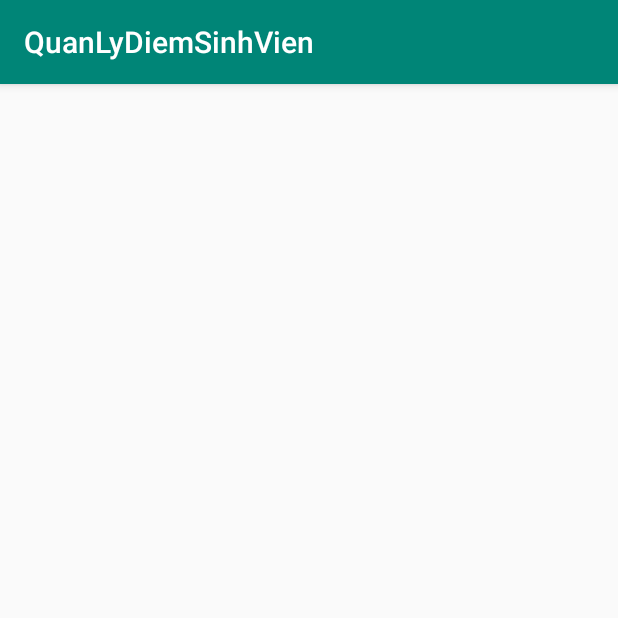
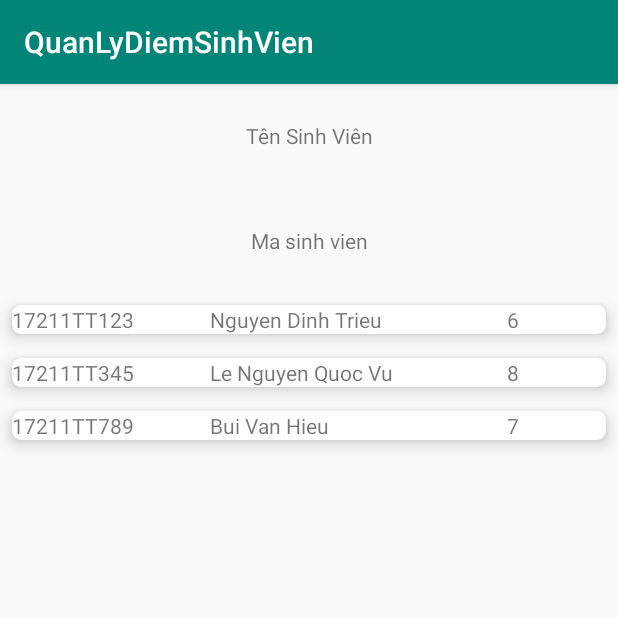
Before and after one commit to lenguyenquocvu/Project_LTDD2_T.Cuong, an Android app: the screen it shows after launch (MainActivity before the commit, DSSinhVienActivity after it), on a phone screen of 412 x 824 dp, the top half of it. Run offline under Robolectric (Android 15) with nearby library versions, the phone set to English and light mode, and no system bars.

Commit message:
danhsachlop va danhsachsinhvien

```diff
--- a/app/build.gradle
+++ b/app/build.gradle
@@ -30,4 +30,6 @@ dependencies {
     testImplementation 'junit:junit:4.12'
     androidTestImplementation 'androidx.test:runner:1.2.0'
     androidTestImplementation 'androidx.test.espresso:espresso-core:3.2.0'
+    implementation 'androidx.recyclerview:recyclerview:1.1.0'
+    implementation 'androidx.cardview:cardview:1.0.0'
 }
--- a/app/src/main/AndroidManifest.xml
+++ b/app/src/main/AndroidManifest.xml
@@ -12,7 +12,7 @@
         android:roundIcon="@mipmap/ic_launcher_round"
         android:supportsRtl="true"
         android:theme="@style/AppTheme">
-        <activity android:name=".MainActivity">
+        <activity android:name=".DSSinhVienActivity">
             <intent-filter>
                 <action android:name="android.intent.action.MAIN" />
 
--- /dev/null
+++ b/app/src/main/java/com/example/quanlydiemsinhvien/DSSinhVienActivity.java
@@ -0,0 +1,48 @@
+package com.example.quanlydiemsinhvien;
+
+import android.os.Bundle;
+import android.widget.EditText;
+import android.widget.TextView;
+
+import androidx.appcompat.app.AppCompatActivity;
+import androidx.recyclerview.widget.LinearLayoutManager;
+import androidx.recyclerview.widget.RecyclerView;
+
+import com.example.quanlydiemsinhvien.adapters.DSLopAdapter;
+import com.example.quanlydiemsinhvien.adapters.DSSinhVienAdapter;
+import com.example.quanlydiemsinhvien.data_models.DanhSachSinhVien;
+
+import java.util.ArrayList;
+
+public class DSSinhVienActivity extends AppCompatActivity {
+    RecyclerView recycler_dssinhvien;
+    private ArrayList<DanhSachSinhVien> danhsachsinhvien;
+    private RecyclerView.LayoutManager layoutManager;
+    TextView txtMaSV;
+    TextView txtTenSV;
+    TextView txtDiem;
+    @Override
+    protected void onCreate(Bundle savedInstanceState) {
+        super.onCreate(savedInstanceState);
+        setContentView(R.layout.danhsachsinhvien_layout);
+
+        recycler_dssinhvien = (RecyclerView) findViewById(R.id.recycler_dssinhvien);
+        txtMaSV = findViewById(R.id.txtMaSV);
+        txtTenSV = findViewById(R.id.txtTenSV);
+        txtDiem = findViewById(R.id.txtDiemSV);
+
+        layoutManager = new LinearLayoutManager(this);
+        recycler_dssinhvien.setLayoutManager(layoutManager);
+
+        danhsachsinhvien = new ArrayList<DanhSachSinhVien>();
+        danhsachsinhvien.add(new DanhSachSinhVien("17211TT123", "Nguyen Dinh Trieu", 6));
+        danhsachsinhvien.add(new DanhSachSinhVien("17211TT345","Le Nguyen Quoc Vu", 8));
+        danhsachsinhvien.add(new DanhSachSinhVien("17211TT789","Bui Van Hieu", 7));
+
+        DSSinhVienAdapter dssvAdapter = new DSSinhVienAdapter(danhsachsinhvien, this);
+        recycler_dssinhvien.setAdapter(dssvAdapter);
+
+        LinearLayoutManager linearLayoutManager = new LinearLayoutManager(this,RecyclerView.VERTICAL,false);
+        recycler_dssinhvien.setLayoutManager(linearLayoutManager);
+    }
+}
--- /dev/null
+++ b/app/src/main/java/com/example/quanlydiemsinhvien/adapters/DSSinhVienAdapter.java
@@ -0,0 +1,59 @@
+package com.example.quanlydiemsinhvien.adapters;
+
+import android.content.Context;
+import android.view.LayoutInflater;
+import android.view.View;
+import android.view.ViewGroup;
+import android.widget.EditText;
+import android.widget.TextView;
+
+import androidx.annotation.NonNull;
+import androidx.recyclerview.widget.RecyclerView;
+
+import com.example.quanlydiemsinhvien.R;
+import com.example.quanlydiemsinhvien.data_models.DanhSachSinhVien;
+
+import java.util.ArrayList;
+
+public class DSSinhVienAdapter extends RecyclerView.Adapter<DSSinhVienAdapter.ViewHolder> {
+    private ArrayList<DanhSachSinhVien> danhsachsinhvien;
+    private Context context;
+
+    public DSSinhVienAdapter(ArrayList<DanhSachSinhVien> danhsachsinhvien, Context context) {
+        this.danhsachsinhvien = danhsachsinhvien;
+        this.context = context;
+    }
+
+    @NonNull
+    @Override
+    public ViewHolder onCreateViewHolder(@NonNull ViewGroup parent, int viewType) {
+        View itemView = LayoutInflater.from(context).inflate(R.layout.item_dssv_layout,parent,false);
+        return new ViewHolder(itemView);
+    }
+
+    @Override
+    public void onBindViewHolder(@NonNull ViewHolder holder, int position) {
+        DanhSachSinhVien aCard = danhsachsinhvien.get(position);
+        holder.mTxtMaSV.setText(aCard.getMaSV());
+        holder.mTxtTenSV.setText(aCard.getTenSV());
+        holder.mTxtDiemSV.setText(aCard.getDiem()+"");
+    }
+
+    @Override
+    public int getItemCount() {
+        return danhsachsinhvien.size();
+    }
+
+    static class ViewHolder extends RecyclerView.ViewHolder {
+        private TextView mTxtMaSV;
+        private TextView mTxtTenSV;
+        private TextView mTxtDiemSV;
+
+        public ViewHolder(@NonNull View itemView) {
+            super(itemView);
+            mTxtMaSV = (TextView) itemView.findViewById(R.id.txtMaSV);
+            mTxtTenSV = (TextView) itemView.findViewById(R.id.txtTenSV);
+            mTxtDiemSV = (TextView) itemView.findViewById(R.id.txtDiemSV);
+        }
+    }
+}
--- /dev/null
+++ b/app/src/main/java/com/example/quanlydiemsinhvien/data_models/DanhSachSinhVien.java
@@ -0,0 +1,42 @@
+package com.example.quanlydiemsinhvien.data_models;
+
+import android.view.ViewGroup;
+
+import androidx.annotation.NonNull;
+import androidx.recyclerview.widget.RecyclerView;
+
+public class DanhSachSinhVien {
+    private String MaSV;
+    private String TenSV;
+    private int Diem;
+
+    public String getMaSV() {
+        return MaSV;
+    }
+
+    public void setMaSV(String maSV) {
+        MaSV = maSV;
+    }
+
+    public String getTenSV() {
+        return TenSV;
+    }
+
+    public void setTenSV(String tenSV) {
+        TenSV = tenSV;
+    }
+
+    public int getDiem() {
+        return Diem;
+    }
+
+    public void setDiem(int diem) {
+        Diem = diem;
+    }
+
+    public DanhSachSinhVien(String maSV, String tenSV, int diem) {
+        MaSV = maSV;
+        TenSV = tenSV;
+        Diem = diem;
+    }
+}
--- /dev/null
+++ b/app/src/main/res/layout/danhsachsinhvien_layout.xml
@@ -0,0 +1,47 @@
+<?xml version="1.0" encoding="utf-8"?>
+<LinearLayout
+    xmlns:android="http://schemas.android.com/apk/res/android" android:layout_width="match_parent"
+    android:layout_height="match_parent"
+    android:orientation="vertical">
+    <LinearLayout
+        android:layout_width="match_parent"
+        android:layout_height="0dp"
+        android:layout_weight="2"
+        android:orientation="vertical">
+        <LinearLayout
+            android:layout_width="match_parent"
+            android:layout_height="0dp"
+            android:layout_weight="1">
+            <TextView
+                android:layout_width="match_parent"
+                android:layout_height="match_parent"
+                android:text="@string/txtTenSV"
+                android:id="@+id/edtTenSV"
+                android:gravity="center"></TextView>
+        </LinearLayout>
+        <LinearLayout
+            android:layout_width="match_parent"
+            android:layout_height="0dp"
+            android:layout_weight="1">
+            <TextView
+                android:layout_width="match_parent"
+                android:layout_height="match_parent"
+                android:text="Ma sinh vien"
+                android:id="@+id/txtMaSV"
+                android:gravity="center"></TextView>
+        </LinearLayout>
+
+    </LinearLayout>
+    <LinearLayout
+        android:layout_width="match_parent"
+        android:layout_height="0dp"
+        android:layout_weight="9">
+        <androidx.recyclerview.widget.RecyclerView
+            android:layout_width="match_parent"
+            android:layout_height="match_parent"
+            android:id="@+id/recycler_dssinhvien">
+
+        </androidx.recyclerview.widget.RecyclerView>
+    </LinearLayout>
+
+</LinearLayout>
--- /dev/null
+++ b/app/src/main/res/layout/item_dssv_layout.xml
@@ -0,0 +1,48 @@
+<?xml version="1.0" encoding="utf-8"?>
+
+<androidx.cardview.widget.CardView
+    xmlns:android="http://schemas.android.com/apk/res/android"
+    xmlns:app="http://schemas.android.com/apk/res-auto"
+    android:layout_width="match_parent"
+    android:layout_height="wrap_content"
+    android:layout_margin="8dp"
+    app:cardCornerRadius="6dp"
+    app:cardElevation="6dp">
+    <LinearLayout
+        xmlns:android="http://schemas.android.com/apk/res/android"
+        android:layout_width="match_parent"
+        android:layout_height="match_parent"
+        android:orientation="horizontal">
+        <LinearLayout
+            android:layout_width="0dp"
+            android:layout_height="match_parent"
+            android:layout_weight="2">
+            <TextView
+                android:layout_width="match_parent"
+                android:layout_height="match_parent"
+                android:text="@string/txtMaSV"
+                android:id="@+id/txtMaSV"></TextView>
+        </LinearLayout>
+        <LinearLayout
+            android:layout_width="0dp"
+            android:layout_height="match_parent"
+            android:layout_weight="3">
+            <TextView
+                android:layout_width="match_parent"
+                android:layout_height="match_parent"
+                android:text="@string/txtTenSV"
+                android:id="@+id/txtTenSV"></TextView>
+        </LinearLayout>
+
+        <LinearLayout
+            android:layout_width="0dp"
+            android:layout_height="match_parent"
+            android:layout_weight="1">
+            <TextView
+                android:layout_width="match_parent"
+                android:layout_height="match_parent"
+                android:text="@string/txtDiemSV"
+                android:id="@+id/txtDiemSV"></TextView>
+        </LinearLayout>
+    </LinearLayout>
+</androidx.cardview.widget.CardView>
--- a/app/src/main/res/values/strings.xml
+++ b/app/src/main/res/values/strings.xml
@@ -1,3 +1,11 @@
 <resources>
     <string name="app_name">QuanLyDiemSinhVien</string>
+    <string name="txtMaSV">Mã Sinh Viên</string>
+    <string name="txtTenSV">Tên Sinh Viên</string>
+    <string name="txtDiemSV">Diểm</string>
+    <string name="txtTenGV">Tên Giảng Viên</string>
+    <string name="txtMaGV">Mã Sinh Viên</string>
+    <string name="txtTimKiem">Tim kiếm mã lớp...</string>
+    <string name="txtMaLHP">Mã lớp học phần</string>
+    <string name="txtTenLHP">Tên lớp học phần</string>
 </resources>
```
Also changed, not shown: app/src/main/java/com/example/quanlydiemsinhvien/DSLopActivity.java (added, +41 -0 lines), app/src/main/java/com/example/quanlydiemsinhvien/adapters/DSLopAdapter.java (added, +58 -0 lines), app/src/main/java/com/example/quanlydiemsinhvien/data_models/Card_View_Model.java (added, +27 -0 lines).
